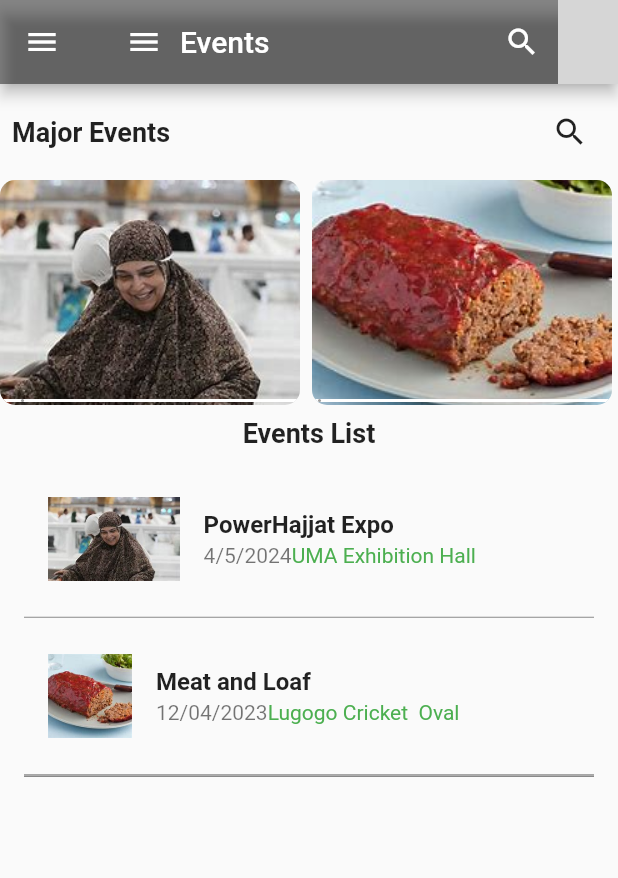
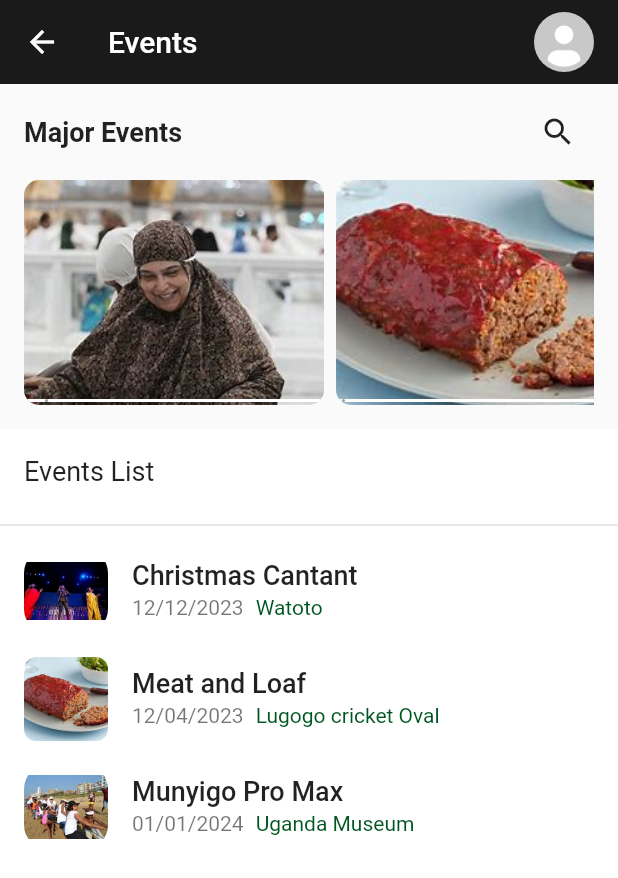
Before and after one commit to CharlesKasasira/Events-Pay, a Flutter app: the EventsScreen screen opened directly, on a phone screen of 412 x 824 dp. Shown: the top 878 px of the screen. Run offline on Flutter 3.47's test engine with Material 2 defaults, Android fonts, the phone set to English and light mode, and no system bars; our stand-ins replace animated_splash_screen, flutter_dotenv, flutter_svg, get, get_storage, google_fonts and 2 more; missing offline and left inert: flutter_barcode_scanner; accounts and stored records are empty; grey boxes are pictures that could not be loaded.

```diff
--- a/lib/screens/events_screen.dart
+++ b/lib/screens/events_screen.dart
@@ -1,5 +1,7 @@
 import 'package:flutter/material.dart';
 import 'package:packingticketingsystem/screens/event_details.dart';
+import 'package:packingticketingsystem/utils/constants.dart';
+import 'package:packingticketingsystem/widgets/appbar_avatar.dart';
 import 'package:packingticketingsystem/widgets/drawer.dart';
 import 'package:get/get.dart';
 
@@ -52,33 +54,26 @@ class EventsScreen extends StatelessWidget {
   Widget build(BuildContext context) {
     return Scaffold(
       appBar: AppBar(
-        backgroundColor: Colors.black45,
-        title: Row(
+        shadowColor: const Color.fromARGB(100, 158, 158, 158),
+        backgroundColor: const Color(0xff1a1a1a),
+        elevation: 0,
+        foregroundColor: Colors.white,
+        title: const Row(
+          mainAxisAlignment: MainAxisAlignment.spaceBetween,
           children: [
-            IconButton(
-              icon: const Icon(Icons.menu, color: Colors.white),
-              onPressed: () => Scaffold.of(context).openDrawer(),
+            Text("Events",style: TextStyle(color: Colors.white)),
+            SizedBox(
+              width: 10,
             ),
-            Text("Events", style: TextStyle(color: Colors.white)),
+            AppBarAvatar()
           ],
         ),
-        actions: [
-          IconButton(
-            icon: Icon(Icons.search, color: Colors.white),
-            onPressed: () {
-              // Handle search button press
-            },
-          ),
-          CircleAvatar(
-            backgroundImage: AssetImage("assets/profile_image.jpg"),
-          ),
-        ],
       ),
       body: Column(
         children: [
           // Major Events Heading
           Padding(
-            padding: const EdgeInsets.all(8.0),
+            padding: const EdgeInsets.symmetric(horizontal: 16.0, vertical: 8),
             child: Row(
               mainAxisAlignment: MainAxisAlignment.spaceBetween,
               children: [
@@ -99,7 +94,9 @@ class EventsScreen extends StatelessWidget {
             ),
           ),
           // Horizontal Image List View
-          Container(
+          Padding(
+            padding: const EdgeInsets.symmetric(horizontal: 16.0),
+            child: Container(
               height: 150, // Adjust the height as needed
               child: ListView.builder(
                 scrollDirection: Axis.horizontal,
@@ -148,72 +145,103 @@ class EventsScreen extends StatelessWidget {
                 },
               ),
             ),
-          // Events List Heading
-          Padding(
-            padding: const EdgeInsets.all(8.0),
-            child: Text(
-              "Events List",
-              style: TextStyle(
-                fontSize: 18,
-                fontWeight: FontWeight.bold,
+          ),
+
+          const SizedBox(height: 16,),
+
+
+          Expanded(
+            child: Container(
+              width: MediaQuery.of(context).size.width,
+              height: 400,
+              color: Colors.white,
+              child: ListView(
+                children: [
+                  ListTile(
+                    title: Text("Events List", style: TextStyle(fontSize: 18),),
+                  ),
+                  Divider( thickness: 1,),
+                  InkWell(
+                    onTap: () {
+                      Get.to(
+                        () => Events_Details(),
+                        transition: Transition.cupertino,
+                        duration: const Duration(milliseconds: 600),
+                        curve: Curves.easeOut,
+                      );
+                    },
+                    child: Ink(
+                      child: ListTile(
+                        leading: ClipRRect(
+                          borderRadius: BorderRadius.circular(16),
+                          child: Image.asset("assets/images/xmascantanta.jpg", width: 56, height: 56,)),
+                        title: Text("Christmas Cantant", style: TextStyle(fontSize: 18, fontWeight: FontWeight.w500),),
+                        subtitle: Row(
+                          children: [
+                            Text("12/12/2023"),
+                            SizedBox(width: 8,),
+                            Text("Watoto", style: TextStyle(color: kGreen),),
+                          ],
                         ),
                       ),
                     ),
-          // Your Existing List View with Black Lines
-          Container(
-            margin: EdgeInsets.symmetric(horizontal: 16),
-            decoration: BoxDecoration(
-              border: Border(
-                bottom: BorderSide(
-                  color: Colors.black45,
-                  width: 1.0,
+                  ),
+                  InkWell(
+                    onTap: () {
+                      Get.to(
+                        () => Events_Details(),
+                        transition: Transition.cupertino,
+                        duration: const Duration(milliseconds: 600),
+                        curve: Curves.easeOut,
+                      );
+                    },
+                    child: Ink(
+                      child: ListTile(
+                        leading: ClipRRect(
+                          borderRadius: BorderRadius.circular(8),
+                          child: Image.asset("assets/images/meatandloaf.jpg")),
+                        title: Text("Meat and Loaf", style: TextStyle(fontSize: 18, fontWeight: FontWeight.w500),),
+                        subtitle: Row(
+                          children: [
+                            Text("12/04/2023"),
+                            SizedBox(width: 8,),
+                            Text("Lugogo cricket Oval", style: TextStyle(color: kGreen),),
+                          ],
                         ),
                       ),
                     ),
-            child: ListView.builder(
-              shrinkWrap: true,
-              physics: NeverScrollableScrollPhysics(),
-              itemCount: events.length,
-              itemBuilder: (context, index) {
-                return Column(
+                  ),
+                  InkWell(
+                    onTap: () {
+                      Get.to(
+                        () => Events_Details(),
+                        transition: Transition.cupertino,
+                        duration: const Duration(milliseconds: 600),
+                        curve: Curves.easeOut,
+                      );
+                    },
+                    child: Ink(
+                      child: ListTile(
+                        leading: ClipRRect(
+                          borderRadius: BorderRadius.circular(16),
+                          child: Image.asset("assets/images/youth.jpg", width: 56, height: 56,)),
+                        title: Text("Munyigo Pro Max", style: TextStyle(fontSize: 18, fontWeight: FontWeight.w500),),
+                        subtitle: Row(
                           children: [
-                    ListTile(
-                      contentPadding: EdgeInsets.all(16),
-                      leading: Image.asset(events[index].eventImage),
-                      title: Text(
-                        events[index].eventName,
-                        style: TextStyle(
-                          fontSize: 16,
-                          fontWeight: FontWeight.bold,
+                            Text("01/01/2024"),
+                            SizedBox(width: 8,),
+                            Text("Uganda Museum", style: TextStyle(color: kGreen),),
+                          ],
                         ),
                       ),
-                      subtitle: Row(
-                        crossAxisAlignment: CrossAxisAlignment.start,
-                        children: [
-                          Text(events[index].eventDate),
-                          Text(
-                            events[index].eventLocation,
-                            style: TextStyle(color: Colors.green),
-                          ),
-                        ],
-                      ),
-                      onTap: () {
-                        Get.off(() => Events_Details(), arguments: events[index]);
-                      },
-                      // Handle item click
-                    ),
-                    Divider(
-                      color: Colors.black45,
-                      height: 1.0,
-                    ),
-                  ],
-                );
-              },
                     ),
                   ),
                 ],
               ),
-      drawer: const MyDrawer(),
+            ),
+          ),
+        ],
+      ),
     );
   }
 }
```
Also changed, not shown: lib/screens/profile_page.dart (+141 -53 lines), pubspec.yaml (+17 -5 lines), assets/fonts/NunitoSans_Bold.ttf (added), assets/fonts/NunitoSans_ExtraBold.ttf (added), assets/fonts/NunitoSans_Light.ttf (added), assets/fonts/NunitoSans_Regular.ttf (added), assets/fonts/NunitoSans_SemiBold.ttf (added), 2 other files. Lines whose indentation alone changed are shown as unchanged.
